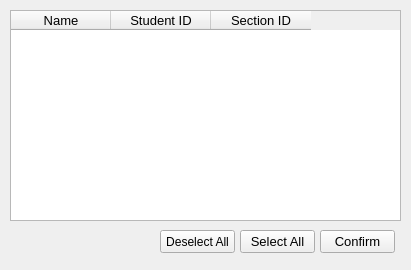
The window that list.ui (constfps/grade-importer) describes before a commit, drawn with Qt 5.
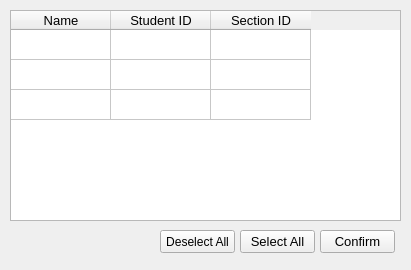
The same window after the commit.

Patch:
```diff
--- a/list.ui
+++ b/list.ui
@@ -47,12 +47,21 @@
      <height>211</height>
     </rect>
    </property>
+   <property name="wordWrap">
+    <bool>false</bool>
+   </property>
+   <property name="rowCount">
+    <number>3</number>
+   </property>
    <attribute name="horizontalHeaderCascadingSectionResizes">
     <bool>true</bool>
    </attribute>
    <attribute name="verticalHeaderVisible">
     <bool>false</bool>
    </attribute>
+   <row/>
+   <row/>
+   <row/>
    <column>
     <property name="text">
      <string>Name</string>
```
